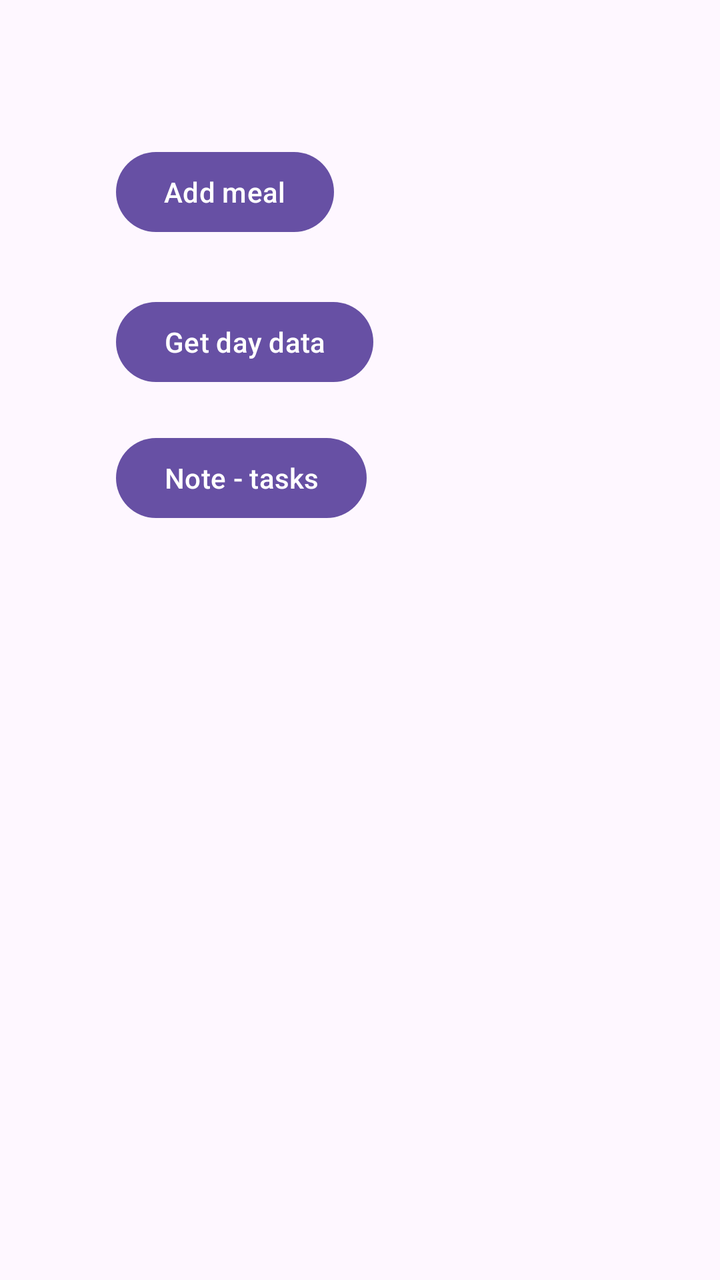
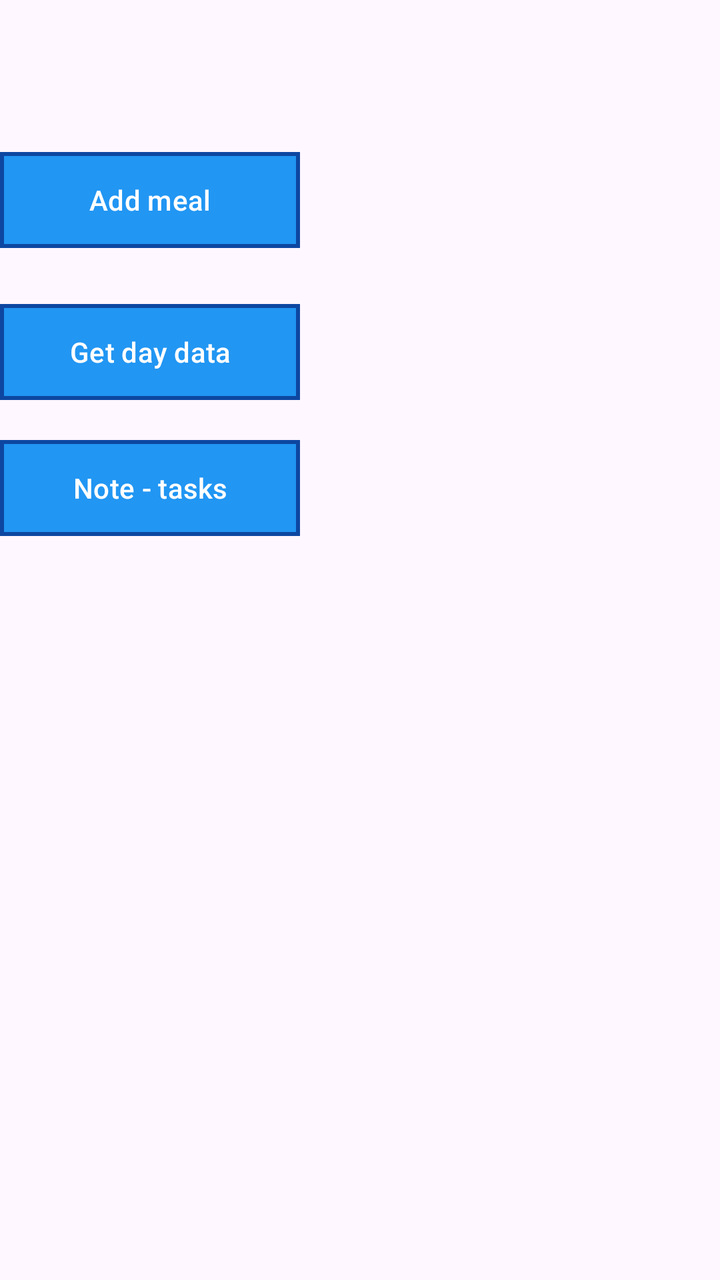

Two renders of the same Android screen: before a commit and after it. Below are the layout's source before the change and the commit's diff.
<!-- AndroidManifest.xml: application theme Theme.Diettrackerandroid -->
<!-- res/layout/main_window.xml -->
<?xml version="1.0" encoding="utf-8"?>
<androidx.constraintlayout.widget.ConstraintLayout xmlns:android="http://schemas.android.com/apk/res/android"
    xmlns:app="http://schemas.android.com/apk/res-auto"
    xmlns:tools="http://schemas.android.com/tools"
    android:layout_width="match_parent"
    android:layout_height="match_parent">

    <Button
        android:id="@+id/addMealButton"
        android:layout_width="wrap_content"
        android:layout_height="wrap_content"
        android:layout_marginStart="58dp"
        android:layout_marginTop="72dp"
        android:text="Add meal"
        app:layout_constraintStart_toStartOf="parent"
        app:layout_constraintTop_toTopOf="parent" />

    <Button
        android:id="@+id/getDayDataButton"
        android:layout_width="wrap_content"
        android:layout_height="wrap_content"
        android:layout_marginTop="27dp"
        android:text="Get day data"
        app:layout_constraintStart_toStartOf="@+id/addMealButton"
        app:layout_constraintTop_toBottomOf="@+id/addMealButton" />

    <Button
        android:id="@+id/noteTaskButtonButton"
        android:layout_width="wrap_content"
        android:layout_height="wrap_content"
        android:layout_marginTop="20dp"
        android:text="Note - tasks"
        app:layout_constraintStart_toStartOf="@+id/getDayDataButton"
        app:layout_constraintTop_toBottomOf="@+id/getDayDataButton" />
</androidx.constraintlayout.widget.ConstraintLayout>
<!-- resources referenced by this layout -->
<resources>
  <style name="Theme.Diettrackerandroid" parent="Base.Theme.Diettrackerandroid" />
  <style name="Base.Theme.Diettrackerandroid" parent="Theme.Material3.DayNight.NoActionBar">
          
          
      </style>
</resources>

<!-- the commit's change to res/layout/main_window.xml (unified diff, before → after) -->
@@ -7,29 +7,35 @@
 
     <Button
         android:id="@+id/addMealButton"
-        android:layout_width="wrap_content"
+        android:layout_width="150dp"
         android:layout_height="wrap_content"
-        android:layout_marginStart="58dp"
-        android:layout_marginTop="72dp"
+        android:layout_marginTop="76dp"
         android:text="Add meal"
-        app:layout_constraintStart_toStartOf="parent"
-        app:layout_constraintTop_toTopOf="parent" />
+        app:layout_constraintTop_toTopOf="parent"
+        tools:layout_editor_absoluteX="-1dp"
+        android:background="@drawable/buttons_main"
+        app:backgroundTint="@null"
+        />
 
     <Button
         android:id="@+id/getDayDataButton"
-        android:layout_width="wrap_content"
+        android:layout_width="150dp"
         android:layout_height="wrap_content"
-        android:layout_marginTop="27dp"
+        android:layout_marginTop="28dp"
         android:text="Get day data"
+        android:background="@drawable/buttons_main"
+        app:backgroundTint="@null"
         app:layout_constraintStart_toStartOf="@+id/addMealButton"
         app:layout_constraintTop_toBottomOf="@+id/addMealButton" />
 
     <Button
         android:id="@+id/noteTaskButtonButton"
-        android:layout_width="wrap_content"
+        android:layout_width="150dp"
         android:layout_height="wrap_content"
         android:layout_marginTop="20dp"
         android:text="Note - tasks"
+        android:background="@drawable/buttons_main"
+        app:backgroundTint="@null"
         app:layout_constraintStart_toStartOf="@+id/getDayDataButton"
         app:layout_constraintTop_toBottomOf="@+id/getDayDataButton" />
 </androidx.constraintlayout.widget.ConstraintLayout>
<!-- resource entries referenced after the edit -->
@@ -1,5 +1,19 @@
 <!-- resources referenced by this layout -->
 <resources>
+  <!-- drawable buttons_main (drawable) -->
+  <?xml version="1.0" encoding="utf-8"?>
+  <shape xmlns:android="http://schemas.android.com/apk/res/android"
+      android:shape="rectangle"> 
+  
+      <solid android:color="#2196F3" /> 
+  
+      
+      <stroke
+          android:width="2dp"
+          android:color="#0D47A1" />
+  
+      
+  </shape>
   <style name="Theme.Diettrackerandroid" parent="Base.Theme.Diettrackerandroid" />
   <style name="Base.Theme.Diettrackerandroid" parent="Theme.Material3.DayNight.NoActionBar">
           
